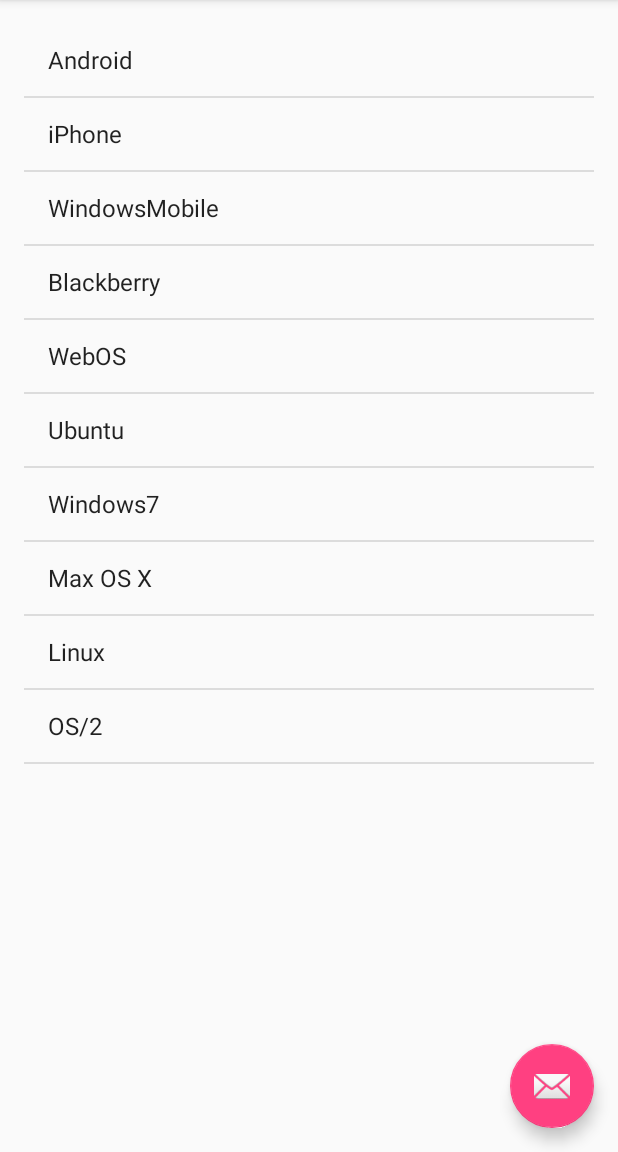
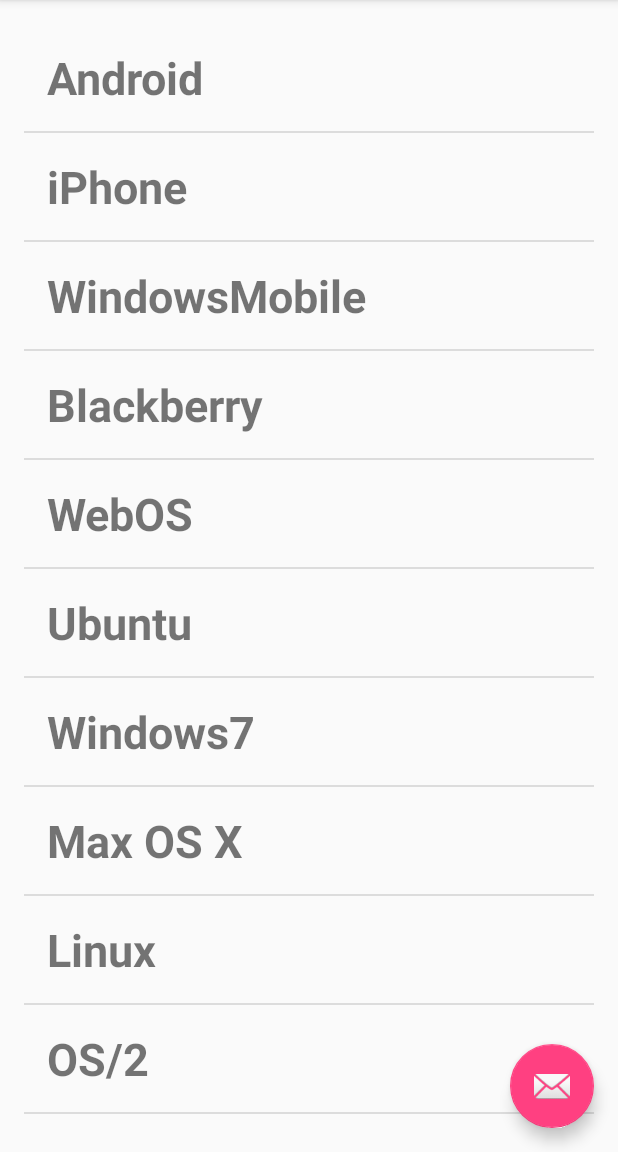
Before and after one commit to OlalKeith/Listview, an Android app: the screen it shows after launch (MainActivity), on a phone screen of 412 x 824 dp, the part 84-1236 px from its top. Run offline under Robolectric (Android 15) with nearby library versions, the phone set to English and light mode, and no system bars.

```diff
--- a/app/src/main/java/com/olalkeith/listview/MainActivity.java
+++ b/app/src/main/java/com/olalkeith/listview/MainActivity.java
@@ -25,7 +25,8 @@ public class MainActivity extends AppCompatActivity {
                 "Blackberry", "WebOS", "Ubuntu", "Windows7", "Max OS X",
                 "Linux", "OS/2" };
 
-        ListAdapter theAdapter = new ArrayAdapter<String>(this, android.R.layout.simple_list_item_1,
+        ListAdapter theAdapter = new ArrayAdapter<String>(this,
+                R.layout.row_layout, R.id.textView1,
                 values);
 
         ListView theListView = (ListView) findViewById(R.id.thelistview);
--- a/app/src/main/res/layout/row_layout.xml
+++ b/app/src/main/res/layout/row_layout.xml
@@ -5,12 +5,16 @@
     android:layout_width="match_parent"
     android:layout_height="match_parent"
     android:orientation="vertical"
-    app:layout_behavior="@string/appbar_scrolling_view_behavior"
-    tools:showIn="@layout/activity_main" tools:context=".MainActivity">
+    app:layout_behavior="@string/appbar_scrolling_view_behavior">
+    tools:showIn="@layout/activity_main"
+    tools:context="context.MainActivity">
 
-    <ListView
-        android:layout_width="match_parent"
-        android:layout_height="match_parent"
-        android:id="@+id/thelistview"></ListView>
+  <TextView
+      android:layout_width="wrap_content"
+      android:layout_height="wrap_content"
+      android:id="@+id/textView1"
+      android:textSize="30sp"
+      android:textStyle="bold"
+      android:padding="15dp"/>
 
 </LinearLayout>
```
